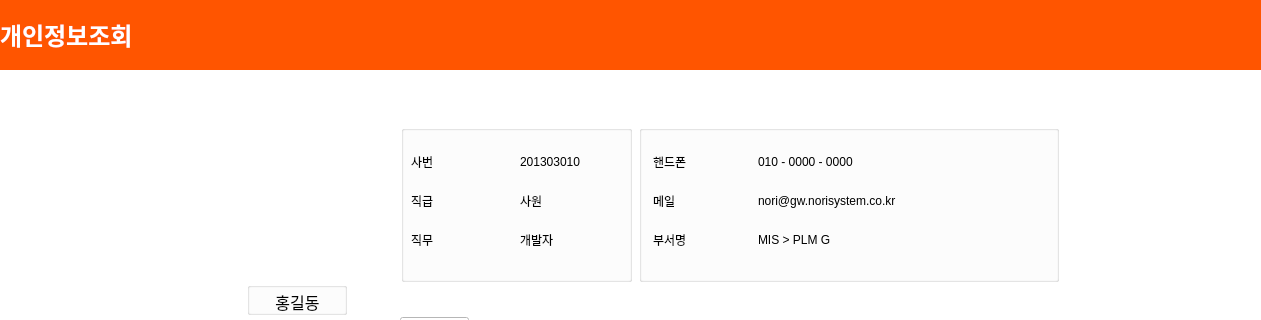
Above: emp_info.ui from hyeona-jeong/HRIS before the change; both pictures show x 0 to 1261 and y 0 to 320 of the 1261 by 929 pixel window. Below: the same form after it.
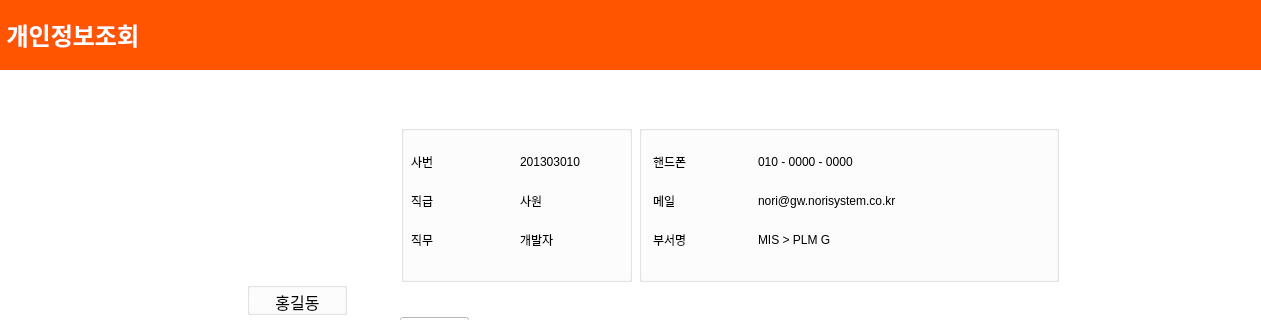
That is the form after the change. Icons and pictures are not drawn.

What changed in the file:
```diff
--- a/emp_info.ui
+++ b/emp_info.ui
@@ -500,7 +500,7 @@
 color white;</string>
          </property>
          <property name="text">
-          <string>&lt;html&gt;&lt;head/&gt;&lt;body&gt;&lt;p&gt;&lt;span style=&quot; font-size:18pt; font-weight:600; color:#ffffff;&quot;&gt; 개인정보조회&lt;/span&gt;&lt;/p&gt;&lt;/body&gt;&lt;/html&gt;</string>
+          <string>&lt;html&gt;&lt;head/&gt;&lt;body&gt;&lt;p&gt;&lt;span style=&quot; font-size:18pt; font-weight:600; color:#ffffff;&quot;&gt; 개인정보조회&lt;/span&gt;&lt;/p&gt;&lt;/body&gt;&lt;/html&gt;</string>
          </property>
         </widget>
        </item>
```
